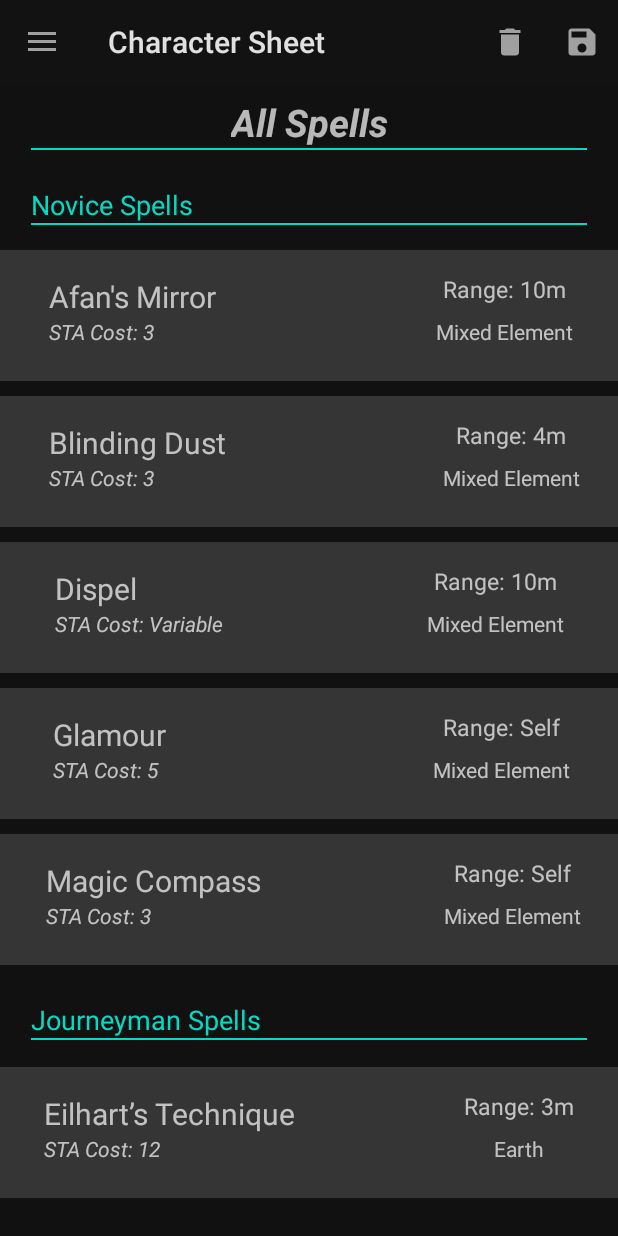
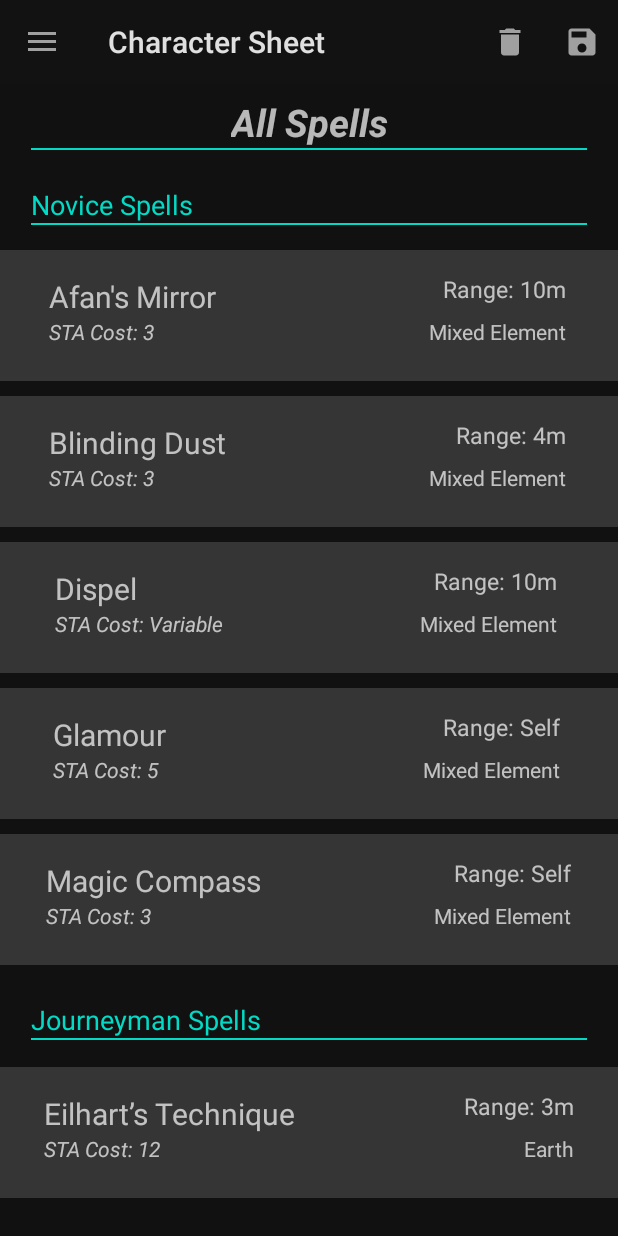
Before and after one commit to Gil2599/TheWitcherRPG_App, an Android app: the fragment SpellAddFragment placed in its activity, on a phone screen of 412 x 824 dp. Run offline under Robolectric (Android 15) with nearby library versions, the phone set to English and light mode, and no system bars; our stand-ins replace Room's generated code; 94 statements that could not run were skipped.

Commit message:
Novice Spells RecyclerView Adapter now properly sends spell data back to fragment to create dialog.

```diff
--- a/app/src/main/java/com/example/thewitcherrpg/characterSheet/magic/SpellAddFragment.kt
+++ b/app/src/main/java/com/example/thewitcherrpg/characterSheet/magic/SpellAddFragment.kt
@@ -16,10 +16,9 @@ import com.example.thewitcherrpg.characterSheet.SharedViewModel
 import com.example.thewitcherrpg.characterSheet.magic.SpellListAdapters.JourneymanSpellListAdapter
 import com.example.thewitcherrpg.characterSheet.magic.SpellListAdapters.NoviceSpellListAdapter
 import com.example.thewitcherrpg.databinding.FragmentSpellAddBinding
-import kotlinx.android.synthetic.main.custom_dialog_help_info.*
 import kotlinx.android.synthetic.main.custom_dialog_spell.*
 
-class SpellAddFragment : Fragment(), NoviceSpellListAdapter.OnClickListener{
+class SpellAddFragment : Fragment() {
     private var _binding: FragmentSpellAddBinding? = null
     private val binding get() = _binding!!
 
@@ -46,7 +45,9 @@ class SpellAddFragment : Fragment(), NoviceSpellListAdapter.OnClickListener{
 
     private fun listAdaptersInit(){
 
-        val noviceAdapter = NoviceSpellListAdapter(requireContext())
+        val noviceAdapter = NoviceSpellListAdapter(requireContext()){
+            spell -> showSpellDialog(spell)
+        }
         noviceAdapter.setData(resources.getStringArray(R.array.novice_spells_list_data).toList())
 
         val journeymanAdapter = JourneymanSpellListAdapter(requireContext())
@@ -65,9 +66,7 @@ class SpellAddFragment : Fragment(), NoviceSpellListAdapter.OnClickListener{
 
     }
 
-    override fun onSpellClick(spell: String?) {
-        Toast.makeText(context, "clicked!", Toast.LENGTH_SHORT).show()
-
+    private fun showSpellDialog(spell: String?) {
         val dialog = Dialog(requireContext())
         dialog.setCancelable(true)
         dialog.setCanceledOnTouchOutside(true)
@@ -80,4 +79,6 @@ class SpellAddFragment : Fragment(), NoviceSpellListAdapter.OnClickListener{
         dialog.show()
     }
 
+
+
 }
--- a/app/src/main/java/com/example/thewitcherrpg/characterSheet/magic/SpellListAdapters/NoviceSpellListAdapter.kt
+++ b/app/src/main/java/com/example/thewitcherrpg/characterSheet/magic/SpellListAdapters/NoviceSpellListAdapter.kt
@@ -8,29 +8,23 @@ import androidx.recyclerview.widget.RecyclerView
 import com.example.thewitcherrpg.R
 import kotlinx.android.synthetic.main.spell_row.view.*
 import kotlinx.android.synthetic.main.spell_row.view.rowLayout
+import javax.security.auth.callback.Callback
 
-class NoviceSpellListAdapter(con: Context) : RecyclerView.Adapter<NoviceSpellListAdapter.MyViewHolder>() {
-
-    interface OnClickListener {
-        fun onSpellClick(spell: String?)
-    }
+class NoviceSpellListAdapter(con: Context, val itemClick: (String) -> Unit) : RecyclerView.Adapter<NoviceSpellListAdapter.MyViewHolder>() {
 
     private var spellList = emptyList<String>()
     private var context: Context = con
     private lateinit var currentItem: String
-    private lateinit var callback: OnClickListener
 
-    class MyViewHolder(itemView: View): RecyclerView.ViewHolder(itemView) {}
+    inner class MyViewHolder(itemView: View): RecyclerView.ViewHolder(itemView) {}
 
     override fun onCreateViewHolder(parent: ViewGroup, viewType: Int): MyViewHolder {
-        this.callback = callback
         return MyViewHolder(LayoutInflater.from(parent.context).inflate(R.layout.spell_row, parent, false))
 
     }
 
     override fun onBindViewHolder(holder: MyViewHolder, position: Int) {
         currentItem = spellList[position]
-
 
         val pair = currentItem.split(":").toTypedArray()
         val spellName = pair[0]
@@ -46,11 +40,8 @@ class NoviceSpellListAdapter(con: Context) : RecyclerView.Adapter<NoviceSpellLis
         holder.itemView.range_text.text = range
         holder.itemView.element_text.text = element
 
-        holder.itemView.rowLayout.setOnClickListener{
-
-            callback.onSpellClick(currentItem)
-
-            //Toast.makeText(context, "$spellName clicked!", Toast.LENGTH_SHORT).show()
+        holder.itemView.rowLayout.setOnClickListener {
+            itemClick(spellList[position])
         }
 
     }
--- a/app/src/main/res/layout/fragment_char.xml
+++ b/app/src/main/res/layout/fragment_char.xml
@@ -33,6 +33,7 @@
                 android:layout_width="match_parent"
                 android:layout_height="match_parent"
                 android:scaleType="centerCrop"
+                app:layout_constraintDimensionRatio="1:1"
                 app:layout_constraintHeight_percent="0.155"
                 app:layout_constraintWidth_percent="0.32" />
         </androidx.cardview.widget.CardView>
--- a/app/src/main/res/layout/spell_row.xml
+++ b/app/src/main/res/layout/spell_row.xml
@@ -53,7 +53,5 @@
         android:text="Earth"
         app:layout_constraintBottom_toBottomOf="parent"
         app:layout_constraintEnd_toEndOf="@+id/range_text"
-        app:layout_constraintHorizontal_bias="0.5"
-        app:layout_constraintStart_toStartOf="@+id/range_text"
         app:layout_constraintTop_toBottomOf="@+id/range_text" />
 </androidx.constraintlayout.widget.ConstraintLayout>
```
Also changed, not shown: app/src/main/res/layout/custom_dialog_spell.xml (+7 -5 lines).
